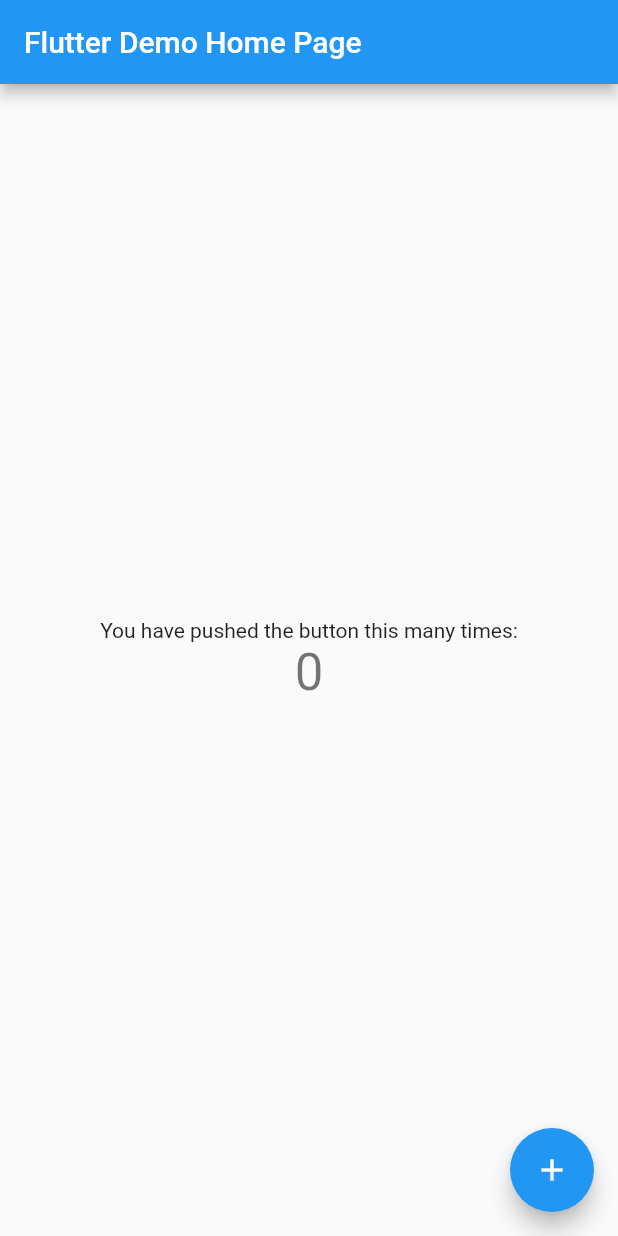
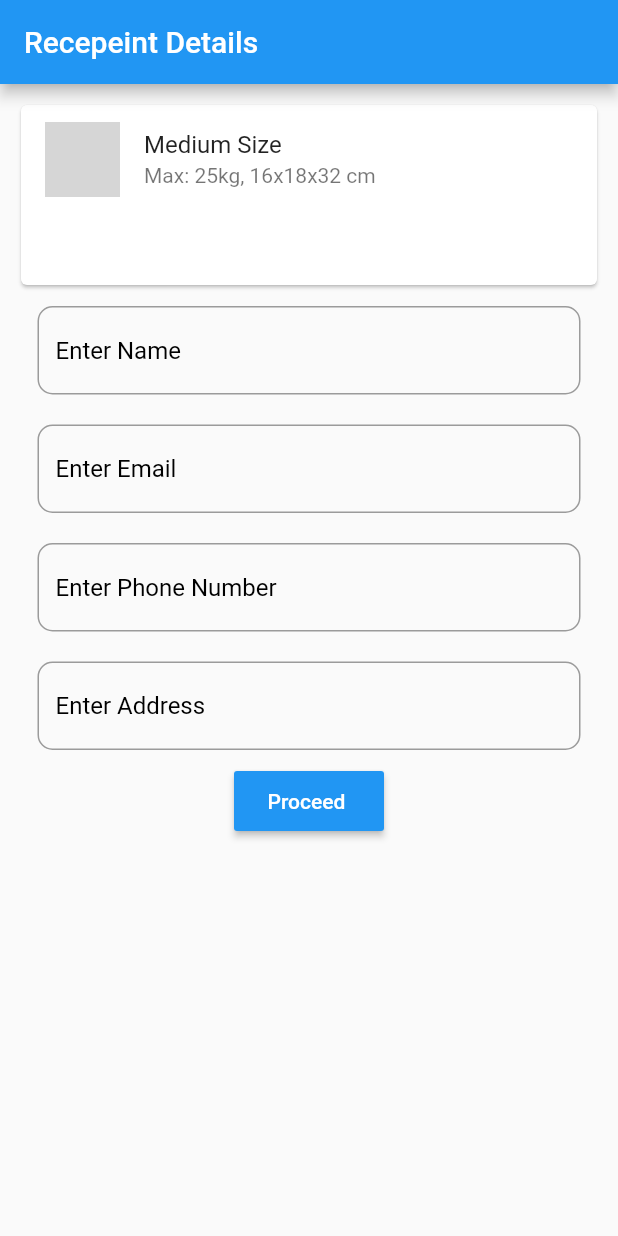
Before and after one commit to FY-ProjectX/task_app, a Flutter app: the screen it shows after launch, on a phone screen of 412 x 824 dp. Run offline on Flutter 3.47's test engine with Material 2 defaults, Android fonts, the light colour scheme and no system bars; grey boxes are pictures that could not be loaded.

Commit message:
ADDED NEW FILES

```diff
--- a/lib/main.dart
+++ b/lib/main.dart
@@ -1,113 +1,26 @@
 import 'package:flutter/material.dart';
+import 'size.dart';
 
 void main() {
-  runApp(MyApp());
+  runApp(const MyApp());
 }
 
 class MyApp extends StatelessWidget {
-  // This widget is the root of your application.
+  const MyApp({Key? key}) : super(key: key);
+
   @override
   Widget build(BuildContext context) {
     return MaterialApp(
-      title: 'Flutter Demo',
-      theme: ThemeData(
-        // This is the theme of your application.
-        //
-        // Try running your application with "flutter run". You'll see the
-        // application has a blue toolbar. Then, without quitting the app, try
-        // changing the primarySwatch below to Colors.green and then invoke
-        // "hot reload" (press "r" in the console where you ran "flutter run",
-        // or simply save your changes to "hot reload" in a Flutter IDE).
-        // Notice that the counter didn't reset back to zero; the application
-        // is not restarted.
-        primarySwatch: Colors.blue,
-      ),
-      home: MyHomePage(title: 'Flutter Demo Home Page'),
+      title: 'Named Routes Demo',
+      // Start the app with the "/" named route. In this case, the app starts
+      // on the FirstScreen widget.
+      initialRoute: '/',
+      routes: {
+        // When navigating to the "/" route, build the FirstScreen widget.
+        '/': (context) => const SizePage(),
+        // When navigating to the "/second" route, build the SecondScreen widget.
+        '/second': (context) => const SecondScreen(),
+      },
     );
   }
 }
-
-class MyHomePage extends StatefulWidget {
-  MyHomePage({Key? key, required this.title}) : super(key: key);
-
-  // This widget is the home page of your application. It is stateful, meaning
-  // that it has a State object (defined below) that contains fields that affect
-  // how it looks.
-
-  // This class is the configuration for the state. It holds the values (in this
-  // case the title) provided by the parent (in this case the App widget) and
-  // used by the build method of the State. Fields in a Widget subclass are
-  // always marked "final".
-
-  final String title;
-
-  @override
-  _MyHomePageState createState() => _MyHomePageState();
-}
-
-class _MyHomePageState extends State<MyHomePage> {
-  int _counter = 0;
-
-  void _incrementCounter() {
-    setState(() {
-      // This call to setState tells the Flutter framework that something has
-      // changed in this State, which causes it to rerun the build method below
-      // so that the display can reflect the updated values. If we changed
-      // _counter without calling setState(), then the build method would not be
-      // called again, and so nothing would appear to happen.
-      _counter++;
-    });
-  }
-
-  @override
-  Widget build(BuildContext context) {
-    // This method is rerun every time setState is called, for instance as done
-    // by the _incrementCounter method above.
-    //
-    // The Flutter framework has been optimized to make rerunning build methods
-    // fast, so that you can just rebuild anything that needs updating rather
-    // than having to individually change instances of widgets.
-    return Scaffold(
-      appBar: AppBar(
-        // Here we take the value from the MyHomePage object that was created by
-        // the App.build method, and use it to set our appbar title.
-        title: Text(widget.title),
-      ),
-      body: Center(
-        // Center is a layout widget. It takes a single child and positions it
-        // in the middle of the parent.
-        child: Column(
-          // Column is also a layout widget. It takes a list of children and
-          // arranges them vertically. By default, it sizes itself to fit its
-          // children horizontally, and tries to be as tall as its parent.
-          //
-          // Invoke "debug painting" (press "p" in the console, choose the
-          // "Toggle Debug Paint" action from the Flutter Inspector in Android
-          // Studio, or the "Toggle Debug Paint" command in Visual Studio Code)
-          // to see the wireframe for each widget.
-          //
-          // Column has various properties to control how it sizes itself and
-          // how it positions its children. Here we use mainAxisAlignment to
-          // center the children vertically; the main axis here is the vertical
-          // axis because Columns are vertical (the cross axis would be
-          // horizontal).
-          mainAxisAlignment: MainAxisAlignment.center,
-          children: <Widget>[
-            Text(
-              'You have pushed the button this many times:',
-            ),
-            Text(
-              '$_counter',
-              style: Theme.of(context).textTheme.headline4,
-            ),
-          ],
-        ),
-      ),
-      floatingActionButton: FloatingActionButton(
-        onPressed: _incrementCounter,
-        tooltip: 'Increment',
-        child: Icon(Icons.add),
-      ), // This trailing comma makes auto-formatting nicer for build methods.
-    );
-  }
-}
--- /dev/null
+++ b/lib/size.dart
@@ -0,0 +1,312 @@
+import 'package:flutter/material.dart';
+
+class SizePage extends StatefulWidget {
+  const SizePage({Key? key}) : super(key: key);
+
+  @override
+  State<SizePage> createState() => _SizePageState();
+}
+
+class _SizePageState extends State<SizePage> {
+  get name => null;
+
+  @override
+  Widget build(BuildContext context) {
+    return Scaffold(
+      appBar: AppBar(
+        title: const Text('Recepeint Details'),
+      ),
+      body: Padding(
+        padding: const EdgeInsets.all(10),
+        child: SingleChildScrollView(
+          child: Column(
+            children: [
+              Card(
+                child: Column(
+                  mainAxisSize: MainAxisSize.min,
+                  children: <Widget>[
+                    ListTile(
+                      leading: Image.asset(
+                        "assets/Box.jpg",
+                        width: 50,
+                      ),
+                      title: const Text('Medium Size'),
+                      subtitle: const Text('Max: 25kg, 16x18x32 cm'),
+                    ),
+                    Row(
+                      mainAxisAlignment: MainAxisAlignment.end,
+                      children: <Widget>[
+                        TextButton(
+                          child: const Text(''),
+                          onPressed: () {/* ... */},
+                        ),
+                        const SizedBox(width: 8),
+                        TextButton(
+                          child: const Text(''),
+                          onPressed: () {/* ... */},
+                        ),
+                        const SizedBox(width: 8),
+                      ],
+                    ),
+                  ],
+                ),
+              ),
+              Padding(
+                padding:
+                    const EdgeInsets.symmetric(vertical: 10, horizontal: 15),
+                child: TextField(
+                  decoration: InputDecoration(
+                    border: OutlineInputBorder(
+                      borderSide:
+                          const BorderSide(color: Colors.white70, width: 0.0),
+                      borderRadius: BorderRadius.circular(10),
+                    ),
+                    hintText: 'Enter Name',
+                    hintStyle: const TextStyle(color: Colors.black),
+                  ),
+                ),
+              ),
+              // ignore: prefer_const_constructors
+              Padding(
+                padding:
+                    const EdgeInsets.symmetric(vertical: 10, horizontal: 15),
+                child: TextField(
+                  decoration: InputDecoration(
+                    border: OutlineInputBorder(
+                      borderSide:
+                          const BorderSide(color: Colors.white70, width: 0.0),
+                      borderRadius: BorderRadius.circular(10),
+                    ),
+                    hintText: 'Enter Email',
+                    hintStyle: const TextStyle(color: Colors.black),
+                  ),
+                ),
+              ),
+              Padding(
+                padding:
+                    const EdgeInsets.symmetric(vertical: 10, horizontal: 15),
+                child: TextField(
+                  decoration: InputDecoration(
+                    border: OutlineInputBorder(
+                      borderSide:
+                          const BorderSide(color: Colors.white70, width: 0.0),
+                      borderRadius: BorderRadius.circular(10),
+                    ),
+                    hintText: 'Enter Phone Number',
+                    hintStyle: const TextStyle(color: Colors.black),
+                  ),
+                ),
+              ),
+              Padding(
+                padding:
+                    const EdgeInsets.symmetric(vertical: 10, horizontal: 15),
+                child: TextField(
+                  decoration: InputDecoration(
+                    border: OutlineInputBorder(
+                      borderSide:
+                          const BorderSide(color: Colors.white70, width: 0.0),
+                      borderRadius: BorderRadius.circular(10),
+                    ),
+                    hintText: 'Enter Address',
+                    hintStyle: const TextStyle(color: Colors.black),
+                  ),
+                ),
+              ),
+              Column(
+                children: [
+                  MaterialButton(
+                      height: 40.0,
+                      minWidth: 100.0,
+                      color: Theme.of(context).primaryColor,
+                      textColor: Colors.white,
+                      splashColor: Colors.redAccent,
+                      child: const Text('Proceed '),
+                      onPressed: () {
+                        Navigator.pushNamed(context, '/second');
+                      })
+                ],
+              )
+            ],
+          ),
+        ),
+      ),
+    );
+  }
+}
+
+class SecondScreen extends StatelessWidget {
+  const SecondScreen({Key? key}) : super(key: key);
+  @override
+  Widget build(BuildContext context) {
+    return Scaffold(
+      appBar: AppBar(
+        title: const Text('Select Size'),
+      ),
+      body: Padding(
+        padding: const EdgeInsets.all(10),
+        child: SingleChildScrollView(
+          child: Column(
+            children: [
+              Card(
+                child: Column(
+                  mainAxisSize: MainAxisSize.min,
+                  children: <Widget>[
+                    ListTile(
+                      leading: Image.asset(
+                        "assets/Box.jpg",
+                        width: 50,
+                      ),
+                      title: const Text('Small Size'),
+                      subtitle: const Text('Max: 25kg, 16x18x32 cm'),
+                    ),
+                    Row(
+                      mainAxisAlignment: MainAxisAlignment.end,
+                      children: <Widget>[
+                        TextButton(
+                          child: const Text(''),
+                          onPressed: () {/* ... */},
+                        ),
+                        const SizedBox(width: 8),
+                        TextButton(
+                          child: const Text(''),
+                          onPressed: () {/* ... */},
+                        ),
+                        const SizedBox(width: 8),
+                      ],
+                    ),
+                  ],
+                ),
+              ),
+
+              Card(
+                child: Column(
+                  mainAxisSize: MainAxisSize.min,
+                  children: <Widget>[
+                    ListTile(
+                      leading: Image.asset(
+                        "assets/Box.jpg",
+                        width: 50,
+                      ),
+                      title: const Text('Medium Size'),
+                      subtitle: const Text('Max: 25kg, 16x18x32 cm'),
+                    ),
+                    Row(
+                      mainAxisAlignment: MainAxisAlignment.end,
+                      children: <Widget>[
+                        TextButton(
+                          child: const Text(''),
+                          onPressed: () {/* ... */},
+                        ),
+                        const SizedBox(width: 8),
+                        TextButton(
+                          child: const Text(''),
+                          onPressed: () {/* ... */},
+                        ),
+                        const SizedBox(width: 8),
+                      ],
+                    ),
+                  ],
+                ),
+              ),
+              Card(
+                child: Column(
+                  mainAxisSize: MainAxisSize.min,
+                  children: <Widget>[
+                    ListTile(
+                      leading: Image.asset(
+                        "assets/Box.jpg",
+                        width: 50,
+                      ),
+                      title: const Text('Large Size'),
+                      subtitle: const Text('Max: 25kg, 16x18x32 cm'),
+                    ),
+                    Row(
+                      mainAxisAlignment: MainAxisAlignment.end,
+                      children: <Widget>[
+                        TextButton(
+                          child: const Text(''),
+                          onPressed: () {/* ... */},
+                        ),
+                        const SizedBox(width: 8),
+                        TextButton(
+                          child: const Text(''),
+                          onPressed: () {/* ... */},
+                        ),
+                        const SizedBox(width: 8),
+                      ],
+                    ),
+                  ],
+                ),
+              ),
+              Card(
+                child: Column(
+                  mainAxisSize: MainAxisSize.min,
+                  children: <Widget>[
+                    ListTile(
+                      leading: Image.asset(
+                        "assets/Box.jpg",
+                        width: 50,
+                      ),
+                      title: const Text('Custom Size'),
+                      subtitle: const Text('Max: 25kg, 16x18x32 cm'),
+                    ),
+                    Row(
+                      mainAxisAlignment: MainAxisAlignment.end,
+                      children: <Widget>[
+                        TextButton(
+                          child: const Text(''),
+                          onPressed: () {/* ... */},
+                        ),
+                        const SizedBox(width: 8),
+                        TextButton(
+                          child: const Text(''),
+                          onPressed: () {/* ... */},
+                        ),
+                        const SizedBox(width: 8),
+                      ],
+                    ),
+                  ],
+                ),
+              ),
+              // ignore: prefer_const_constructors
+
+              Column(
+                children: [
+                  MaterialButton(
+                      height: 40.0,
+                      minWidth: 100.0,
+                      color: Theme.of(context).primaryColor,
+                      textColor: Colors.white,
+                      splashColor: Colors.redAccent,
+                      child: const Text('Proceed '),
+                      onPressed: () {
+                        Navigator.pop(context);
+                      })
+                ],
+              )
+            ],
+          ),
+        ),
+      ),
+    );
+    // @override
+    // Widget build(BuildContext context) {
+    //   return Scaffold(
+    //     appBar: AppBar(
+    //       title: const Text('Second Screen'),
+    //     ),
+    //     body: Center(
+    //       child: ElevatedButton(
+    //         // Within the SecondScreen widget
+    //         onPressed: () {
+    //           // Navigate back to the first screen by popping the current route
+    //           // off the stack.
+    //           Navigator.pop(context);
+    //         },
+    //         child: const Text('Go back!'),
+    //       ),
+    //     ),
+    //   );
+    // }
+  }
+}
```
